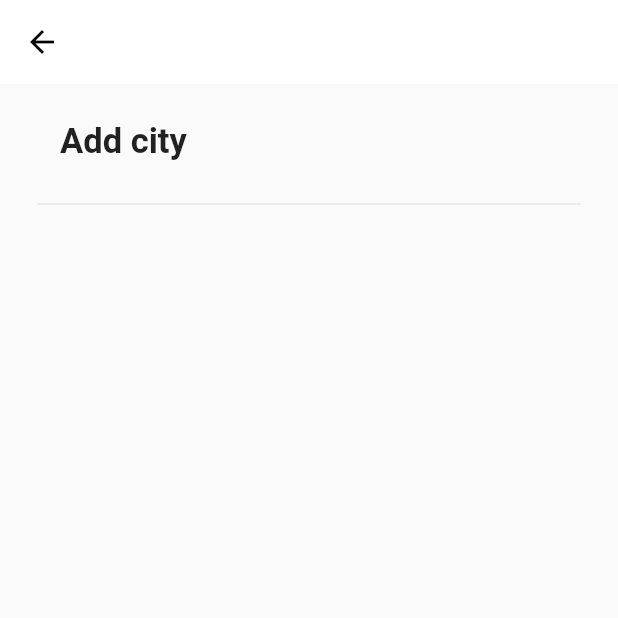
After one commit to emicastro/weatherapp, a Flutter app: the CitiesPage screen opened directly, after a tap on the "add" icon, on a phone screen of 412 x 824 dp, the top half of it. The commit adds this screen. Run offline on Flutter 3.47's test engine with Material 2 defaults, Android fonts, the phone set to English and light mode, and no system bars.

Commit message:
Adds AddCity page and handler function

```diff
--- /dev/null
+++ b/lib/ui/cities/add/add_city_page.dart
@@ -0,0 +1,23 @@
+import 'package:flutter/material.dart';
+import 'package:weatherapp/ui/common/header_widget.dart';
+
+class AddCityPage extends StatelessWidget {
+  @override
+  Widget build(BuildContext context) {
+    return Scaffold(
+      appBar: AppBar(
+        elevation: 0,
+        backgroundColor: Colors.white,
+        iconTheme: IconThemeData(color: Colors.black),
+      ),
+      body: Padding(
+        padding: const EdgeInsets.all(25),
+        child: Column(
+          children: <Widget>[
+            HeaderWidget(title: 'Add city'),
+          ],
+        ),
+      ),
+    );
+  }
+}
--- a/lib/ui/cities/cities_page.dart
+++ b/lib/ui/cities/cities_page.dart
@@ -1,8 +1,15 @@
 import 'package:flutter/material.dart';
+import 'package:weatherapp/ui/cities/add/add_city_page.dart';
 import 'package:weatherapp/ui/common/header_widget.dart';
 import 'package:weatherapp/ui/ui_constants.dart';
 
 class CitiesPage extends StatelessWidget {
+  void handleNavigatePress(BuildContext context) {
+    Navigator.of(context).push(
+      MaterialPageRoute(builder: (_) => AddCityPage()),
+    );
+  }
+
   @override
   Widget build(BuildContext context) {
     return Scaffold(
@@ -14,7 +21,7 @@ class CitiesPage extends StatelessWidget {
       floatingActionButton: FloatingActionButton(
         child: Icon(Icons.add),
         backgroundColor: primaryColor,
-        onPressed: () {},
+        onPressed: () => handleNavigatePress(context),
       ),
       body: Padding(
         padding: const EdgeInsets.all(25),
@@ -23,6 +30,14 @@ class CitiesPage extends StatelessWidget {
             HeaderWidget(
               title: 'My cities',
             ),
+            Expanded(
+              child: Center(
+                child: Text(
+                  "You didn't add any cities yet :(",
+                  style: TextStyle(fontSize: 16),
+                ),
+              ),
+            )
           ],
         ),
       ),
```
